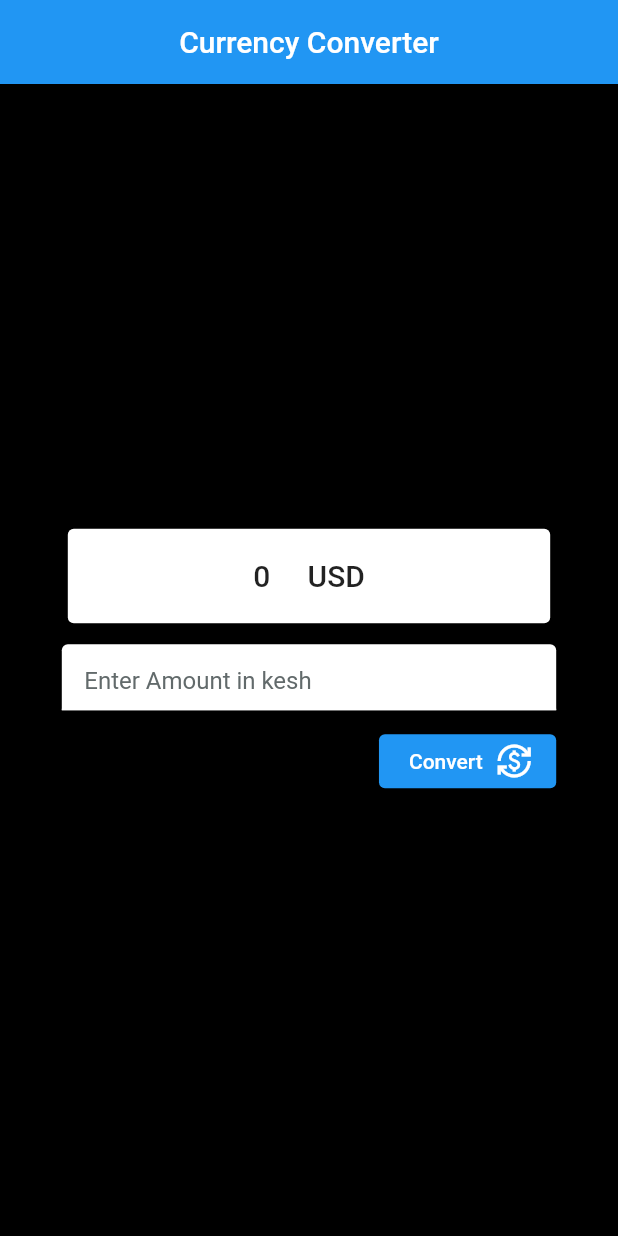
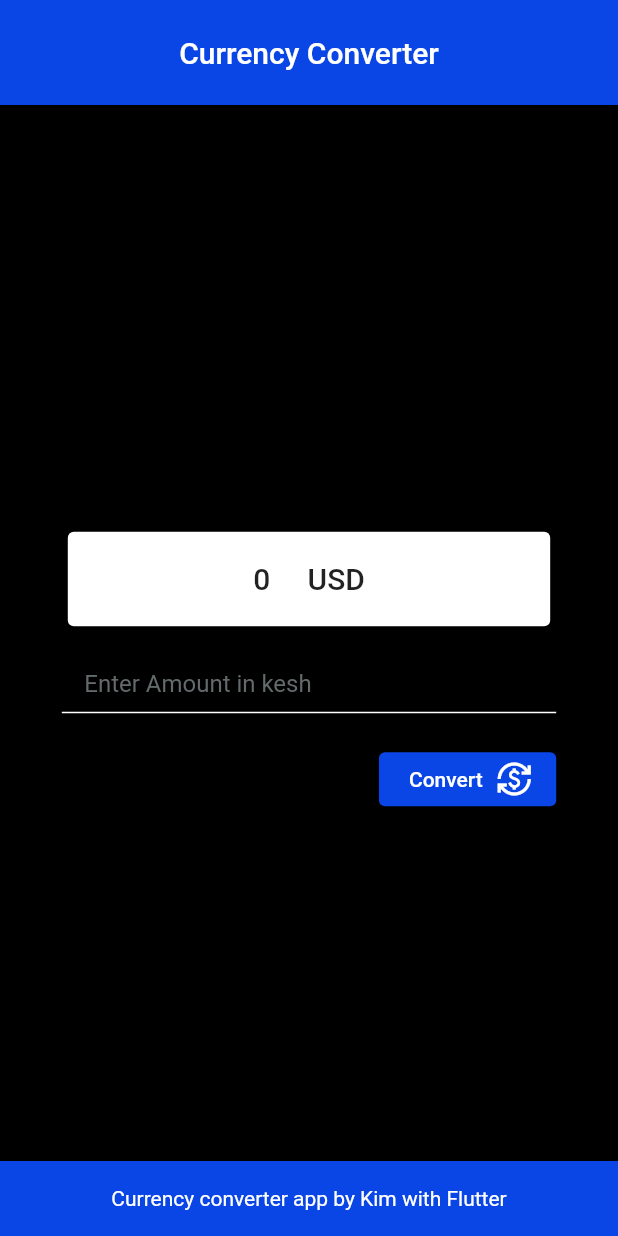
Before and after one commit to KIMGITO/flutter-0001, a Flutter app: the screen it shows after launch, after a tap on "Convert", on a phone screen of 412 x 824 dp. Run offline on Flutter 3.47's test engine with Material 2 defaults, Android fonts, the phone set to English and light mode, and no system bars.

Commit message:
brush up my application

```diff
--- a/currency/lib/main.dart
+++ b/currency/lib/main.dart
@@ -1,12 +1,10 @@
-
-
 import 'package:flutter/material.dart';
 
-void main(){
+void main() {
   runApp(const Currency());
 }
 
-class Currency extends StatefulWidget{
+class Currency extends StatefulWidget {
   const Currency({super.key});
 
   @override
@@ -15,22 +13,23 @@ class Currency extends StatefulWidget{
   }
 }
 
-class _Currency extends State <Currency>{
+class _Currency extends State<Currency> {
   String amount = "0";
   final TextEditingController textEditingController = TextEditingController();
 
   @override
   Widget build(BuildContext context) {
-    return(MaterialApp(
+    return (MaterialApp(
       home: Scaffold(
         backgroundColor: Colors.black,
         appBar: AppBar(
-          title:const Text("Currency Converter"),
+          title: const Text("Currency Converter"),
           centerTitle: true,
-          backgroundColor: Colors.blue,
+          backgroundColor:const Color.fromARGB(255, 10, 69, 230),
+          toolbarHeight: 70,
         ),
         body: Center(
-          child:Column(
+          child: Column(
             mainAxisAlignment: MainAxisAlignment.center,
             children: [
               FractionallySizedBox(
@@ -38,72 +37,69 @@ class _Currency extends State <Currency>{
                 child: Column(
                   children: [
                     Card(
-                      color:const Color.fromARGB(255, 255, 255, 255),
+                      color: const Color.fromARGB(255, 255, 255, 255),
                       child: Container(
                         padding: const EdgeInsets.all(20),
-                        child:  Center(
+                        child: Center(
                           child: Text("$amount     USD",
-                          style:const  TextStyle(
-                            fontSize: 20,
-                            fontWeight: FontWeight.w500
-                          )
-                          ),
+                              style: const TextStyle(
+                                  fontSize: 20, fontWeight: FontWeight.w500)),
                         ),
                       ),
                     ),
                     Padding(
-                      padding:const EdgeInsets.fromLTRB(0, 10, 0, 10),
+                      padding: const EdgeInsets.fromLTRB(0, 10, 0, 10),
                       child: TextField(
                         controller: textEditingController,
-                        onSubmitted: (String value){
+                        onSubmitted: (String value) {
                           setState(() {
-                            amount = (double.parse(value)/143).toStringAsFixed(4);
+                            amount = (double.parse(value) / 143)
+                                .toStringAsFixed(
+                                    double.parse(amount) == 0 ? 0 : 4);
                           });
                         },
                         style: const TextStyle(
-                          color: Color.fromARGB(255, 53, 13, 197)
-
-                        ),
-                        decoration:const InputDecoration(
-
+                            color: Color.fromARGB(255, 53, 13, 197)),
+                        decoration: const InputDecoration(
                           contentPadding: EdgeInsets.fromLTRB(15, 15, 8, 10),
                           isDense: true,
                           hintText: "Enter Amount in kesh",
-
                           hintStyle: TextStyle(
                             color: Color.fromARGB(255, 98, 106, 107),
                           ),
                           suffixText: "Ksh",
-                          filled: true,
-                          fillColor: Colors.white,
+                          // filled: true,
+                          // fillColor: Colors.white,
                           enabledBorder: UnderlineInputBorder(
                               borderSide: BorderSide(
-                              color: Color.fromARGB(255, 255, 255, 255)
-                            )
+                                  color: Color.fromARGB(255, 255, 255, 255))),
                         ),
                       ),
-
                     ),
+                    const SizedBox(
+                      height: 10,
                     ),
                     Row(
                       mainAxisAlignment: MainAxisAlignment.end,
                       children: [
                         ElevatedButton(
+                          style: ElevatedButton.styleFrom(
+                            backgroundColor: Color.fromARGB(255, 10, 69, 230),
+                          ),
                           onPressed: () {
-
                             setState(() {
                               amount =
                                   (double.parse(textEditingController.text) /
                                           143)
-                                      .toStringAsFixed(4);
+                                      .toStringAsFixed(
+                                          double.parse(amount) == 0 ? 0 : 4);
                             });
-
                           },
                           child: Row(
                             children: [
                               Container(
-                                  padding:const EdgeInsets.fromLTRB(4, 0, 9, 0),
-                                  child:const Text("Convert"),
+                                padding: const EdgeInsets.fromLTRB(4, 0, 9, 0),
+                                child: const Text("Convert"),
                               ),
                               const Icon(Icons.currency_exchange)
                             ],
@@ -113,14 +109,28 @@ class _Currency extends State <Currency>{
                     )
                   ],
                 ),
-                )
+              ),
             ],
           ),
         ),
-
+        bottomSheet: const BottomAppBar(
+          height: 50,
+          color: Color.fromARGB(255, 10, 69, 230),
+          child: Column(
+            mainAxisAlignment: MainAxisAlignment.center,
+            children: [
+              Center(
+                child: Text(
+                  "Currency converter app by Kim with Flutter",
+                  style: TextStyle(
+                    color: Colors.white,
+                  ),
+                ),
+              ),
+            ],
+          ),
+        ),
       ),
     ));
   }
-
-
 }
```
Lines whose indentation alone changed are shown as unchanged.
